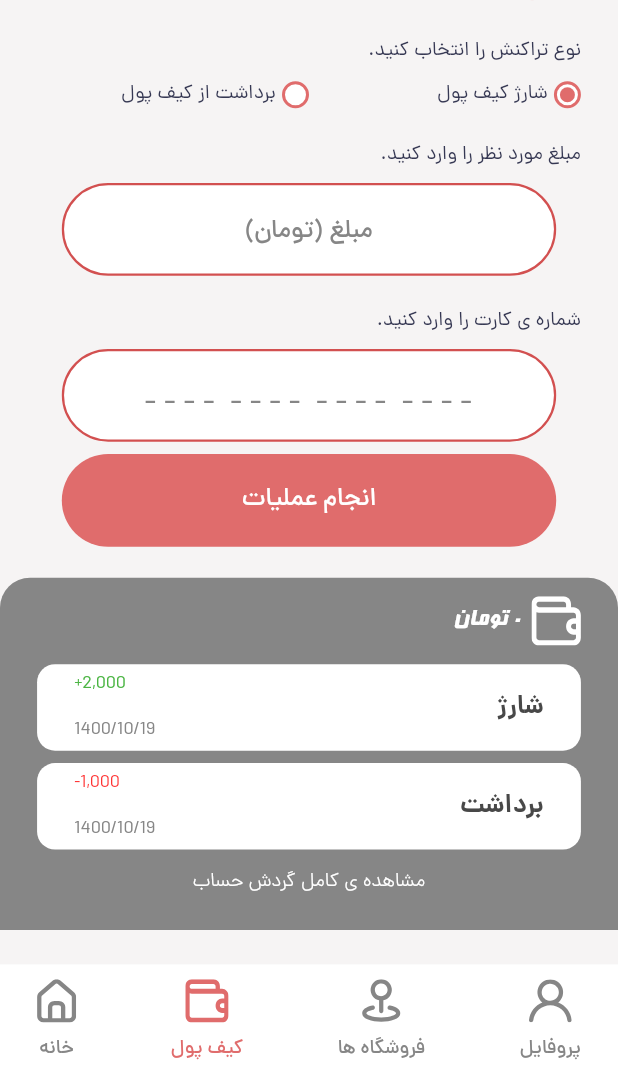
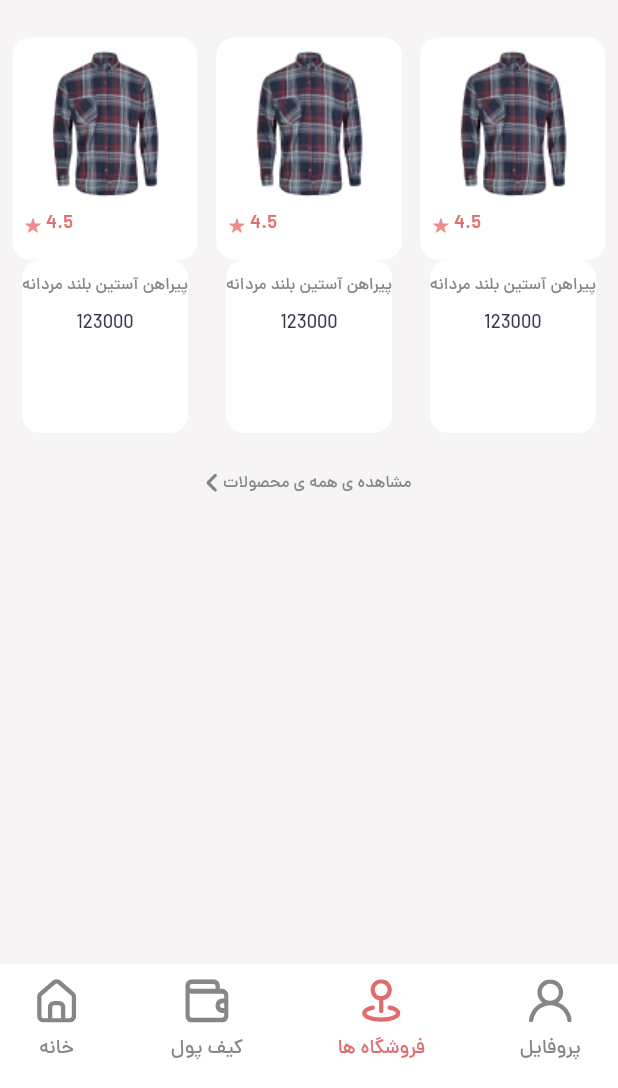
Before and after one commit to HaniyeMollaei/MosallasMobile, a Flutter app: the screen it shows after launch, after a tap on "ورود", after a tap on "کیف پول", after a tap on "فروشگاه ها", on a phone screen of 412 x 824 dp, the part 148-1236 px from its top. Run offline on Flutter 3.47's test engine with Material 2 defaults, Android fonts, the phone set to English and light mode, and no system bars; our stand-ins replace carousel_slider, connectivity, flutter_svg, mask_text_input_formatter, package_info, shared_preferences.

Commit message:
add profile and shops init pages

```diff
--- /dev/null
+++ b/lib/pages/buyers/shops/shops.dart
@@ -0,0 +1,92 @@
+import 'package:flutter/cupertino.dart';
+import 'package:flutter/material.dart';
+import 'package:flutter/services.dart';
+import 'package:flutter_svg/svg.dart';
+import 'package:mosallas/utils/my_style.dart';
+import 'package:mosallas/widgets/bottom_nav_bar_buyer.dart';
+import 'package:mosallas/widgets/logo_medium.dart';
+import 'package:mosallas/widgets/product.dart';
+
+class BuyerShops extends StatefulWidget {
+  const BuyerShops({Key key}) : super(key: key);
+
+  @override
+  State<StatefulWidget> createState() => BuyerShopsState();
+}
+
+class BuyerShopsState extends State<BuyerShops> {
+  @override
+  Widget build(BuildContext c) {
+    return SafeArea(
+        top: false,
+        bottom: false,
+        child: AnnotatedRegion<SystemUiOverlayStyle>(
+            value: SystemUiOverlayStyle.light,
+            child: Scaffold(
+              resizeToAvoidBottomInset: false,
+              backgroundColor: MyStyle.backgroundColor,
+              body: Column(
+                children: [
+                  ///Logo --> 1.5
+                  const MediumLogo(
+                    finalType: "location",
+                  ),
+                  Container(
+                    height: MyStyle.mediaQueryHeight(context, 0.75),
+                    child: SingleChildScrollView(
+                      child: Column(
+                        children: [
+
+                          SingleChildScrollView(
+                            scrollDirection: Axis.horizontal,
+                            child: Row(
+                              children: const [
+                                ProductWidget(name: "پیراهن آستین بلند مردانه",
+                                  code: "hgd65435hj" ,
+                                  cost: 123000,
+                                  imagePath: 'assets/image/men_shirt.jpg',
+                                  isRemovable:false,
+                                  star: 4.5,),
+                                ProductWidget(name: "پیراهن آستین بلند مردانه",
+                                  code: "hgd65435hj" ,
+                                  cost: 123000,
+                                  imagePath: 'assets/image/men_shirt.jpg',
+                                  isRemovable:false,
+                                  star: 4.5,),
+                                ProductWidget(name: "پیراهن آستین بلند مردانه",
+                                  code: "hgd65435hj" ,
+                                  cost: 123000,
+                                  imagePath: 'assets/image/men_shirt.jpg',
+                                  isRemovable:false,
+                                  star: 4.5,),
+
+                              ],
+                            ),
+                          ),
+                          SizedBox(height: MyStyle.mediaQueryHeight(context, 0.03),),
+
+                          InkWell(
+                            onTap: (){},
+                            child: Row(
+                              mainAxisAlignment: MainAxisAlignment.center,
+                              children: [
+                                SvgPicture.asset('assets/svg/backward.svg',color: MyStyle.lightGrayText),
+                                SizedBox(width: MyStyle.mediaQueryWidth(context, 0.01),),
+                                const Text("مشاهده ی همه ی محصولات" , style: MyStyle.lightGrayTextStyleS11,),
+                              ],
+                            ),
+                          ),
+                          SizedBox(height: MyStyle.mediaQueryHeight(context, 0.03),),
+
+                        ],
+                      ),
+                    ),
+                  ),
+                ],
+              ),
+              bottomNavigationBar: BuyerBottomNavBar(
+                index: 2,
+              ),
+            )));
+  }
+}
--- a/lib/widgets/bottom_nav_bar_buyer.dart
+++ b/lib/widgets/bottom_nav_bar_buyer.dart
@@ -2,6 +2,8 @@ import 'package:flutter/cupertino.dart';
 import 'package:flutter/material.dart';
 import 'package:flutter_svg/svg.dart';
 import 'package:mosallas/pages/buyers/home/home.dart';
+import 'package:mosallas/pages/buyers/profile/profile_buyer.dart';
+import 'package:mosallas/pages/buyers/shops/shops.dart';
 import 'package:mosallas/pages/buyers/wallet/wallet_buyer.dart';
 import 'package:mosallas/utils/my_style.dart';
 
@@ -40,7 +42,7 @@ class _BuyerBottomNavBarState extends State<BuyerBottomNavBar> {
               Navigator.pushReplacement(
                 context,
                 PageRouteBuilder(
-                  pageBuilder: (context, animation1, animation2) => BuyerHome(),
+                  pageBuilder: (context, animation1, animation2) => const BuyerHome(),
                   transitionDuration: Duration.zero,
                 ),
               );
@@ -54,7 +56,7 @@ class _BuyerBottomNavBarState extends State<BuyerBottomNavBar> {
                 Navigator.pushReplacement(
                   context,
                   PageRouteBuilder(
-                    pageBuilder: (context, animation1, animation2) => BuyerWallet(),
+                    pageBuilder: (context, animation1, animation2) => const BuyerWallet(),
                     transitionDuration: Duration.zero,
                   ),
                 );
@@ -64,13 +66,29 @@ class _BuyerBottomNavBarState extends State<BuyerBottomNavBar> {
               isEnable: (widget.index == 2) ? true : false ,
               name: "فروشگاه ها",
               svgName: "location",
-              onPressed: (){}
+              onPressed: (){
+                Navigator.pushReplacement(
+                  context,
+                  PageRouteBuilder(
+                    pageBuilder: (context, animation1, animation2) => const BuyerShops(),
+                    transitionDuration: Duration.zero,
+                  ),
+                );
+              }
           ),
           navBarItem(
               isEnable: (widget.index == 3) ? true : false ,
               name: "پروفایل",
               svgName: "profile",
-              onPressed: (){}
+              onPressed: (){
+                Navigator.pushReplacement(
+                  context,
+                  PageRouteBuilder(
+                    pageBuilder: (context, animation1, animation2) => const BuyerProfile(),
+                    transitionDuration: Duration.zero,
+                  ),
+                );
+              }
           )
         ],
       ),
```
Also changed, not shown: lib/pages/buyers/profile/profile_buyer.dart (added, +92 -0 lines).
